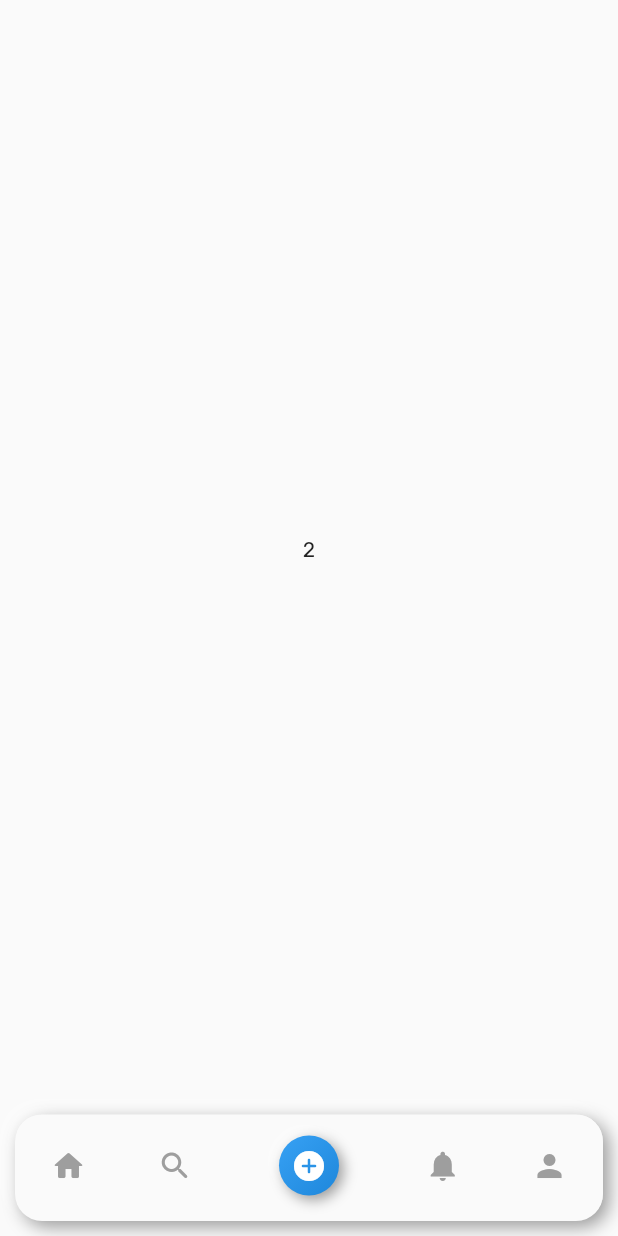
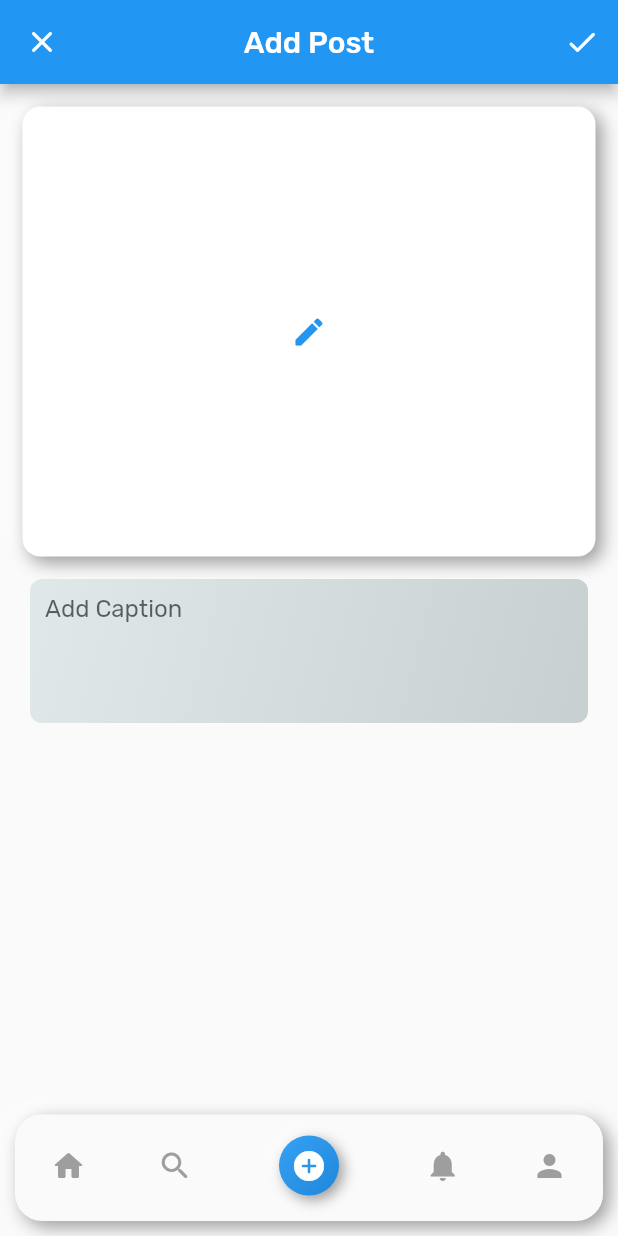
Before and after one commit to jemish54/instagram_clone, a Flutter app: the screen it shows once a user with an empty profile is signed in, item 3 of the bottom bar chosen, on a phone screen of 412 x 824 dp. Run offline on Flutter 3.47's test engine with Material 2 defaults, Android fonts, the phone set to English and light mode, and no system bars; drawn by our look-alikes of flutter_neumorphic; our stand-ins replace cloud_firestore, firebase_auth, firebase_core, firebase_storage, google_fonts, image_picker; accounts and stored records are empty; network calls fail.

Commit message:
Post Support Added

```diff
--- /dev/null
+++ b/lib/model/post.dart
@@ -0,0 +1,7 @@
+class Post {
+  String id;
+  String? postImageUrl;
+  String postCaption;
+
+  Post(this.id, this.postImageUrl, this.postCaption);
+}
--- /dev/null
+++ b/lib/screens/add_post_screen.dart
@@ -0,0 +1,114 @@
+import 'dart:typed_data';
+
+import 'package:flutter_neumorphic/flutter_neumorphic.dart';
+import 'package:image_picker/image_picker.dart';
+import 'package:instagram_clone/domain/database_service.dart';
+import 'package:instagram_clone/utils/image_picker.dart';
+
+class AddPostScreen extends StatefulWidget {
+  const AddPostScreen({Key? key}) : super(key: key);
+
+  @override
+  State<AddPostScreen> createState() => _AddPostScreenState();
+}
+
+class _AddPostScreenState extends State<AddPostScreen> {
+  final TextEditingController _captionController = TextEditingController();
+  bool _isLoading = false;
+  Uint8List? _postImage;
+
+  @override
+  Widget build(BuildContext context) {
+    return Scaffold(
+      appBar: AppBar(
+          centerTitle: true,
+          title: const Text('Add Post'),
+          leading: IconButton(
+            icon: const Icon(Icons.clear_rounded),
+            onPressed: (() {
+              setState(() {
+                _postImage = null;
+                _captionController.clear();
+              });
+            }),
+          ),
+          actions: [
+            IconButton(
+              onPressed: () async {
+                setState(() {
+                  _isLoading = true;
+                });
+                await DatabaseService()
+                    .storePost(_postImage, _captionController.text);
+                setState(() {
+                  _postImage = null;
+                  _captionController.clear();
+                  _isLoading = false;
+                });
+              },
+              icon: _isLoading
+                  ? const SizedBox(
+                      height: 28,
+                      width: 28,
+                      child: CircularProgressIndicator(
+                        color: Colors.white,
+                      ),
+                    )
+                  : const Icon(Icons.done_rounded),
+            ),
+          ]),
+      body: SafeArea(
+          child: SingleChildScrollView(
+              child: Column(
+        children: [
+          Padding(
+            padding: const EdgeInsets.all(15.0),
+            child: InkWell(
+              onTap: () async {
+                _postImage = await pickImage(ImageSource.gallery);
+                setState(() {});
+              },
+              child: Neumorphic(
+                  style: NeumorphicStyle(
+                      depth: 8,
+                      color: Colors.white,
+                      surfaceIntensity: 0,
+                      shadowLightColor: Colors.white,
+                      shape: NeumorphicShape.concave,
+                      boxShape: NeumorphicBoxShape.roundRect(
+                          BorderRadius.circular(12))),
+                  child: _postImage != null
+                      ? Image.memory(_postImage!)
+                      : const SizedBox(
+                          width: double.infinity,
+                          height: 300,
+                          child: Icon(
+                            Icons.edit_rounded,
+                            color: Colors.blue,
+                          ),
+                        )),
+            ),
+          ),
+          Padding(
+              padding: const EdgeInsets.symmetric(horizontal: 20.0),
+              child: Neumorphic(
+                style: NeumorphicStyle(
+                  shape: NeumorphicShape.convex,
+                  depth: 0,
+                  boxShape:
+                      NeumorphicBoxShape.roundRect(BorderRadius.circular(8.0)),
+                ),
+                child: TextFormField(
+                    maxLines: 4,
+                    controller: _captionController,
+                    textAlignVertical: TextAlignVertical.center,
+                    decoration: const InputDecoration(
+                        border: InputBorder.none,
+                        hintText: 'Add Caption',
+                        contentPadding: EdgeInsets.all(10))),
+              ))
+        ],
+      ))),
+    );
+  }
+}
--- a/lib/screens/main_screen.dart
+++ b/lib/screens/main_screen.dart
@@ -1,4 +1,5 @@
 import 'package:flutter_neumorphic/flutter_neumorphic.dart';
+import 'package:instagram_clone/screens/add_post_screen.dart';
 import 'package:instagram_clone/screens/empty_screen.dart';
 import 'package:instagram_clone/screens/home_screen.dart';
 
@@ -14,7 +15,7 @@ class _MainScreenState extends State<MainScreen> {
   late final screenList = const [
     HomeScreen(),
     EmptyScreen(index: 1),
-    EmptyScreen(index: 2),
+    AddPostScreen(),
     EmptyScreen(index: 3),
     EmptyScreen(index: 4),
   ];
--- a/pubspec.yaml
+++ b/pubspec.yaml
@@ -41,6 +41,7 @@ dependencies:
   flutter_neumorphic: ^3.2.0
   google_fonts: ^3.0.1
   image_picker: ^0.8.5+3
+  uuid: ^3.0.6
 
 dev_dependencies:
   flutter_test:
```
Also changed, not shown: lib/domain/database_service.dart (added, +55 -0 lines), lib/domain/firebase_storage.dart (+14 -0 lines), lib/screens/home_screen.dart (+54 -25 lines), pubspec.lock.
